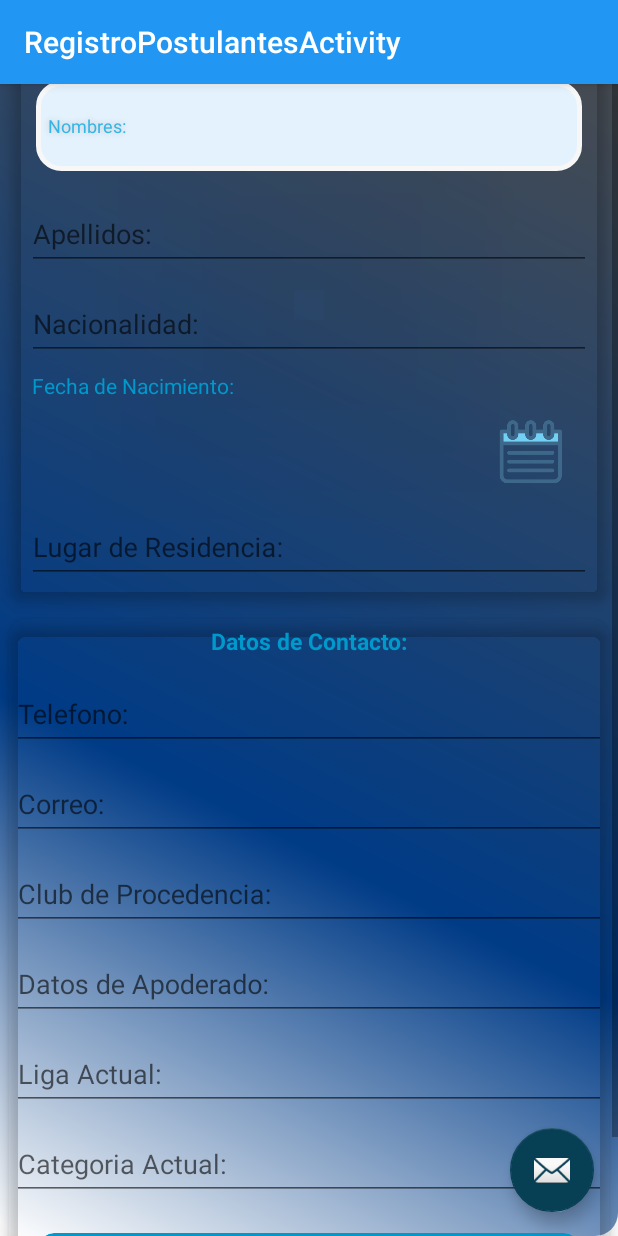
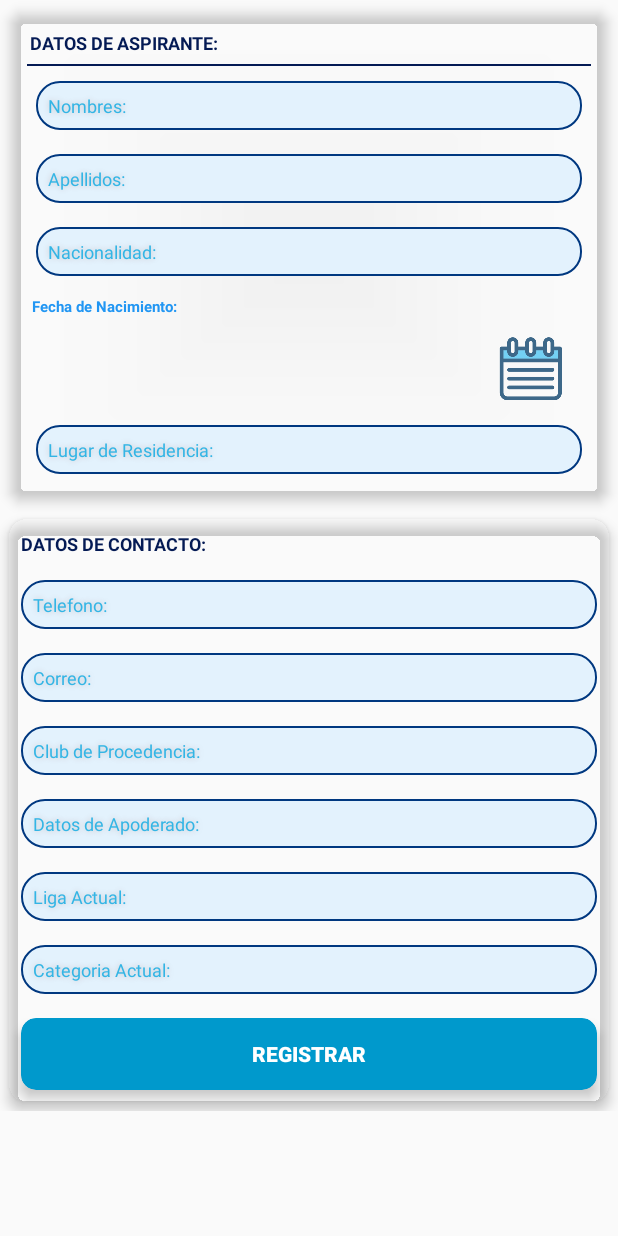
Before and after one commit to inca2018/Alianza_Lima, an Android app: the RegistroPostulantesActivity screen opened directly, with no data from a screen before it, on a phone screen of 412 x 824 dp. Run offline under Robolectric (Android 15) with nearby library versions, the phone set to English and light mode, and no system bars; our stand-ins replace Volley; 1 statement that could not run was skipped.

Commit message:
cambio jesus 03

```diff
--- a/app/src/main/java/com/example/jesusinca/alianza/Activities/Captacion/RegistroPostulantesActivity.java
+++ b/app/src/main/java/com/example/jesusinca/alianza/Activities/Captacion/RegistroPostulantesActivity.java
@@ -37,7 +37,7 @@ public class RegistroPostulantesActivity extends AppCompatActivity {
     @Override
     protected void onCreate(Bundle savedInstanceState) {
         super.onCreate(savedInstanceState);
-        setContentView(R.layout.activity_registro_postulantes);
+        setContentView(R.layout.content_registro_postulantes);
         Toolbar toolbar = (Toolbar) findViewById(R.id.toolbar);
         setSupportActionBar(toolbar);
 
--- a/app/src/main/res/drawable/fondo.xml
+++ b/app/src/main/res/drawable/fondo.xml
@@ -1,8 +1,6 @@
 <?xml version="1.0" encoding="utf-8"?>
 <shape xmlns:android="http://schemas.android.com/apk/res/android" android:shape="rectangle" >
-    <corners
-        android:radius="15dp"
-        />
+
     <gradient
         android:angle="45"
         android:centerX="35%"
@@ -17,8 +15,4 @@
         android:right="0dp"
         android:bottom="0dp"
         />
-    <size
-        android:width="270dp"
-        android:height="60dp"
-        />
 </shape>
--- a/app/src/main/res/drawable/input_texto.xml
+++ b/app/src/main/res/drawable/input_texto.xml
@@ -12,12 +12,9 @@
         android:right="0dp"
         android:bottom="0dp"
         />
-    <size
-        android:width="270dp"
-        android:height="60dp"
-        />
+
     <stroke
-        android:width="3dp"
-        android:color="#F7F7F7"
+        android:width="1dp"
+        android:color="#003880"
         />
 </shape>
--- a/app/src/main/res/layout/activity_registro_postulantes.xml
+++ /dev/null
@@ -1,33 +0,0 @@
-<?xml version="1.0" encoding="utf-8"?>
-<android.support.design.widget.CoordinatorLayout xmlns:android="http://schemas.android.com/apk/res/android"
-    xmlns:app="http://schemas.android.com/apk/res-auto"
-    xmlns:tools="http://schemas.android.com/tools"
-    android:layout_width="match_parent"
-    android:layout_height="match_parent"
-    tools:context="com.example.jesusinca.alianza.Activities.Captacion.RegistroPostulantesActivity">
-
-    <android.support.design.widget.AppBarLayout
-        android:layout_width="match_parent"
-        android:layout_height="wrap_content"
-        android:theme="@style/AppTheme.AppBarOverlay">
-
-        <android.support.v7.widget.Toolbar
-            android:id="@+id/toolbar"
-            android:layout_width="match_parent"
-            android:layout_height="?attr/actionBarSize"
-            android:background="?attr/colorPrimary"
-            app:popupTheme="@style/AppTheme.PopupOverlay" />
-
-    </android.support.design.widget.AppBarLayout>
-
-    <include layout="@layout/content_registro_postulantes" />
-
-    <android.support.design.widget.FloatingActionButton
-        android:id="@+id/fab"
-        android:layout_width="wrap_content"
-        android:layout_height="wrap_content"
-        android:layout_gravity="bottom|end"
-        android:layout_margin="@dimen/fab_margin"
-        app:srcCompat="@android:drawable/ic_dialog_email" />
-
-</android.support.design.widget.CoordinatorLayout>
--- a/app/src/main/res/layout/content_registro_postulantes.xml
+++ b/app/src/main/res/layout/content_registro_postulantes.xml
@@ -5,7 +5,6 @@
     android:layout_width="match_parent"
     android:layout_height="match_parent"
     android:orientation="vertical"
-    android:background="@drawable/fondo"
     tools:context="com.example.jesusinca.alianza.Activities.Captacion.RegistroPostulantesActivity"
     >
 
@@ -39,47 +38,37 @@
                         android:layout_margin="4dp"
                         android:text="DATOS DE ASPIRANTE:"
                         android:textAlignment="textStart"
-                        android:textColor="@android:color/white"
+                        android:textColor="@color/colorPrimaryDark"
                         android:textSize="12sp"
                         android:textStyle="bold" />
                     <LinearLayout
                         android:layout_width="match_parent"
                         android:layout_height="1dp"
-                        android:background="@android:color/white"
+                        android:background="@color/colorPrimaryDark"
                         android:layout_margin="2dp">
 
                     </LinearLayout>
 
                     <EditText
                         android:id="@+id/d_nom"
-                        style="@style/input_texto"
                         android:layout_width="match_parent"
                         android:layout_height="wrap_content"
                         android:hint="Nombres:"
                         android:inputType="text"
-                        android:textColorHint="@android:color/holo_blue_light" />
+                        android:textColorHint="@android:color/holo_blue_light"
+                        style="@style/input_texto"/>
 
-                    <android.support.design.widget.TextInputLayout
+                    <EditText
+                        android:id="@+id/d_ape"
                         android:layout_width="match_parent"
                         android:layout_height="wrap_content"
+                        android:hint="Apellidos:"
+                        android:inputType="text"
+                        android:textColorHint="@android:color/holo_blue_light"
+                        style="@style/input_texto"
+                        />
 
-                        android:layout_margin="2dp">
 
-                        <EditText
-                            android:id="@+id/d_ape"
-                            android:layout_width="match_parent"
-                            android:layout_height="wrap_content"
-                            android:hint="Apellidos:"
-                            android:inputType="text"
-                            android:textAllCaps="true"
-                            android:textColor="@color/colorPrimary"
-                            android:textColorLink="@color/colorPrimaryDark" />
-                    </android.support.design.widget.TextInputLayout>
-
-                    <android.support.design.widget.TextInputLayout
-                        android:layout_width="match_parent"
-                        android:layout_height="wrap_content"
-                        android:layout_margin="2dp">
 
                         <EditText
                             android:id="@+id/d_nacionalidad"
@@ -87,17 +76,19 @@
                             android:layout_height="wrap_content"
                             android:hint="Nacionalidad:"
                             android:inputType="text"
-                            android:textAllCaps="true"
-                            android:textColor="@color/colorPrimary"
-                            android:textColorLink="@color/colorPrimaryDark" />
-                    </android.support.design.widget.TextInputLayout>
+                            android:textColorHint="@android:color/holo_blue_light"
+                            style="@style/input_texto"
+                            />
+
 
                     <TextView
                         android:layout_width="match_parent"
                         android:layout_height="wrap_content"
                         android:layout_margin="5dp"
+                        android:textSize="10sp"
                         android:text="Fecha de Nacimiento:"
-                        android:textColor="@android:color/holo_blue_dark" />
+                        android:textColor="@color/colorPrimary"
+                        android:textStyle="bold"/>
 
                     <LinearLayout
                         android:layout_width="match_parent"
@@ -114,7 +105,7 @@
                             android:gravity="center"
                             android:text=""
                             android:textAlignment="center"
-                            android:textSize="20sp"
+                            android:textSize="18sp"
                             android:textStyle="bold" />
 
                         <ImageButton
@@ -127,10 +118,7 @@
                             />
                     </LinearLayout>
 
-                    <android.support.design.widget.TextInputLayout
-                        android:layout_width="match_parent"
-                        android:layout_height="wrap_content"
-                        android:layout_margin="2dp">
+
 
                         <EditText
                             android:id="@+id/d_residencia"
@@ -138,10 +126,10 @@
                             android:layout_height="wrap_content"
                             android:hint="Lugar de Residencia:"
                             android:inputType="text"
-                            android:textAllCaps="true"
-                            android:textColor="@color/colorPrimary"
-                            android:textColorLink="@color/colorPrimaryDark" />
-                    </android.support.design.widget.TextInputLayout>
+                            android:textColorHint="@android:color/holo_blue_light"
+                            style="@style/input_texto"
+                             />
+
                 </LinearLayout>
 
             </android.support.v7.widget.CardView>
@@ -165,17 +153,13 @@
                     <TextView
                         android:layout_width="match_parent"
                         android:layout_height="wrap_content"
-                        android:layout_margin="4dp"
-                        android:text="Datos de Contacto:"
-                        android:textAlignment="center"
-                        android:textColor="@android:color/holo_blue_dark"
-                        android:textSize="15sp"
-                        android:textStyle="bold" />
+                        android:layout_margin="8dp"
+                        android:text="DATOS DE CONTACTO:"
+                        android:textAlignment="textStart"
+                        android:textSize="12sp"
+                        android:textColor="@color/colorPrimaryDark"
+                        android:textStyle="bold"/>
 
-                    <android.support.design.widget.TextInputLayout
-                        android:layout_width="match_parent"
-                        android:layout_height="wrap_content"
-                        android:layout_margin="2dp">
 
                         <EditText
                             android:id="@+id/d_telefono"
@@ -183,14 +167,10 @@
                             android:layout_height="wrap_content"
                             android:hint="Telefono:"
                             android:inputType="number"
-                            android:textColor="@color/colorPrimary"
-                            android:textColorLink="@color/colorPrimaryDark" />
-                    </android.support.design.widget.TextInputLayout>
+                            android:textColorHint="@android:color/holo_blue_light"
+                            style="@style/input_texto" />
 
-                    <android.support.design.widget.TextInputLayout
-                        android:layout_width="match_parent"
-                        android:layout_height="wrap_content"
-                        android:layout_margin="2dp">
+
 
                         <EditText
                             android:id="@+id/d_email"
@@ -198,15 +178,10 @@
                             android:layout_height="wrap_content"
                             android:hint="Correo:"
                             android:inputType="textEmailAddress"
-                            android:textAllCaps="true"
-                            android:textColor="@color/colorPrimary"
-                            android:textColorLink="@color/colorPrimaryDark" />
-                    </android.support.design.widget.TextInputLayout>
+                            android:textColorHint="@android:color/holo_blue_light"
+                            style="@style/input_texto"/>
 
-                    <android.support.design.widget.TextInputLayout
-                        android:layout_width="match_parent"
-                        android:layout_height="wrap_content"
-                        android:layout_margin="2dp">
+
 
                         <EditText
                             android:id="@+id/d_CLub_Proc"
@@ -214,15 +189,9 @@
                             android:layout_height="wrap_content"
                             android:hint="Club de Procedencia:"
                             android:inputType="text"
-                            android:textAllCaps="true"
-                            android:textColor="@color/colorPrimary"
-                            android:textColorLink="@color/colorPrimaryDark" />
-                    </android.support.design.widget.TextInputLayout>
+                            android:textColorHint="@android:color/holo_blue_light"
+                            style="@style/input_texto"/>
 
-                    <android.support.design.widget.TextInputLayout
-                        android:layout_width="match_parent"
-                        android:layout_height="wrap_content"
-                        android:layout_margin="2dp">
 
                         <EditText
                             android:id="@+id/d_apoderado"
@@ -230,15 +199,10 @@
                             android:layout_height="wrap_content"
                             android:hint="Datos de Apoderado:"
                             android:inputType="text"
-                            android:textAllCaps="true"
-                            android:textColor="@color/colorPrimary"
-                            android:textColorLink="@color/colorPrimaryDark" />
-                    </android.support.design.widget.TextInputLayout>
+                            android:textColorHint="@android:color/holo_blue_light"
+                            style="@style/input_texto"/>
 
-                    <android.support.design.widget.TextInputLayout
-                        android:layout_width="match_parent"
-                        android:layout_height="wrap_content"
-                        android:layout_margin="2dp">
+
 
                         <EditText
                             android:id="@+id/d_Liga"
@@ -246,15 +210,10 @@
                             android:layout_height="wrap_content"
                             android:hint="Liga Actual:"
                             android:inputType="text"
-                            android:textAllCaps="true"
-                            android:textColor="@color/colorPrimary"
-                            android:textColorLink="@color/colorPrimaryDark" />
-                    </android.support.design.widget.TextInputLayout>
+                            android:textColorHint="@android:color/holo_blue_light"
+                            style="@style/input_texto" />
 
-                    <android.support.design.widget.TextInputLayout
-                        android:layout_width="match_parent"
-                        android:layout_height="wrap_content"
-                        android:layout_margin="2dp">
+
 
                         <EditText
                             android:id="@+id/d_categoria"
@@ -262,15 +221,14 @@
                             android:layout_height="wrap_content"
                             android:hint="Categoria Actual:"
                             android:inputType="text"
-                            android:textAllCaps="true"
-                            android:textColor="@color/colorPrimary"
-                            android:textColorLink="@color/colorPrimaryDark" />
-                    </android.support.design.widget.TextInputLayout>
+                            android:textColorHint="@android:color/holo_blue_light"
+                            style="@style/input_texto" />
+
 
                     <android.support.v7.widget.CardView
                         android:layout_width="match_parent"
                         android:layout_height="wrap_content"
-                        android:layout_margin="20dp"
+                        android:layout_margin="8dp"
                         app:cardBackgroundColor="@android:color/holo_blue_dark"
                         app:cardCornerRadius="10sp"
                         app:cardElevation="5dp">
```
